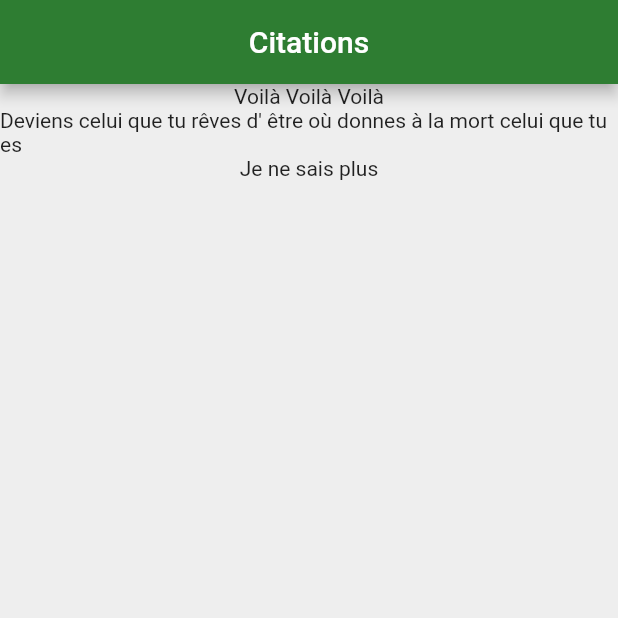
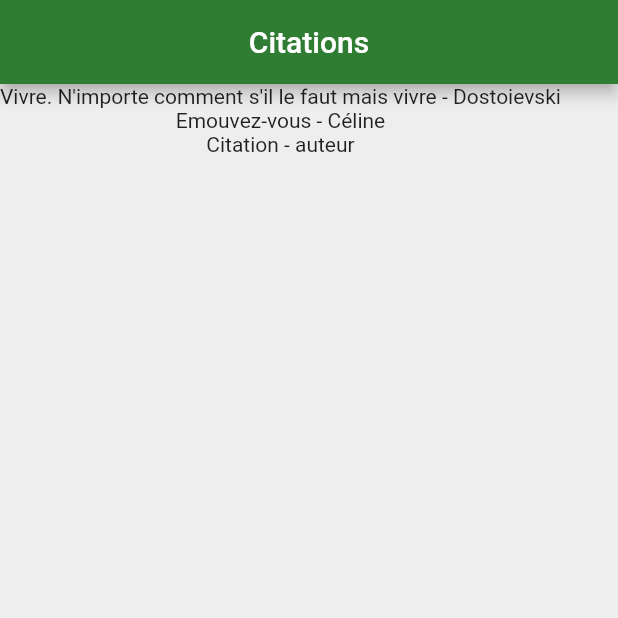
Before and after one commit to Sanjuron/quotes, a Flutter app: the screen it shows after launch, on a phone screen of 412 x 824 dp, the top half of it. Run offline on Flutter 3.47's test engine with Material 2 defaults, Android fonts, the phone set to English and light mode, and no system bars.

Commit message:
CustomClasses && quotes/author

```diff
--- a/lib/main.dart
+++ b/lib/main.dart
@@ -1,4 +1,5 @@
 import 'package:flutter/material.dart';
+ import 'quote.dart';
 
 void main() {
   runApp(MaterialApp(
@@ -13,10 +14,10 @@ class QuoteList extends StatefulWidget {
 
 class _QuoteListState extends State<QuoteList> {
 
-  List<String> quotes = [
-    'Voilà Voilà Voilà',
-    'Deviens celui que tu rêves d\' être où donnes à la mort celui que tu es',
-    'Je ne sais plus'
+  List<Quote> quotes = [
+    Quote(author: "Dostoievski", text:"Vivre. N'importe comment s'il le faut mais vivre"),
+    Quote(author: "Céline", text:"Emouvez-vous"),
+    Quote(author: "auteur", text:"Citation"),
   ];
 
   @override
@@ -30,7 +31,7 @@ class _QuoteListState extends State<QuoteList> {
       ),
       body: Column(
         children: quotes.map((quote) {
-          return Text(quote);
+          return Text('${quote.text} - ${quote.author}' );
         }).toList(),
       ),
     );
--- /dev/null
+++ b/lib/quote.dart
@@ -0,0 +1,8 @@
+class Quote {
+
+  String text;
+  String author;
+
+  Quote({this.text, this.author});
+
+}
```
